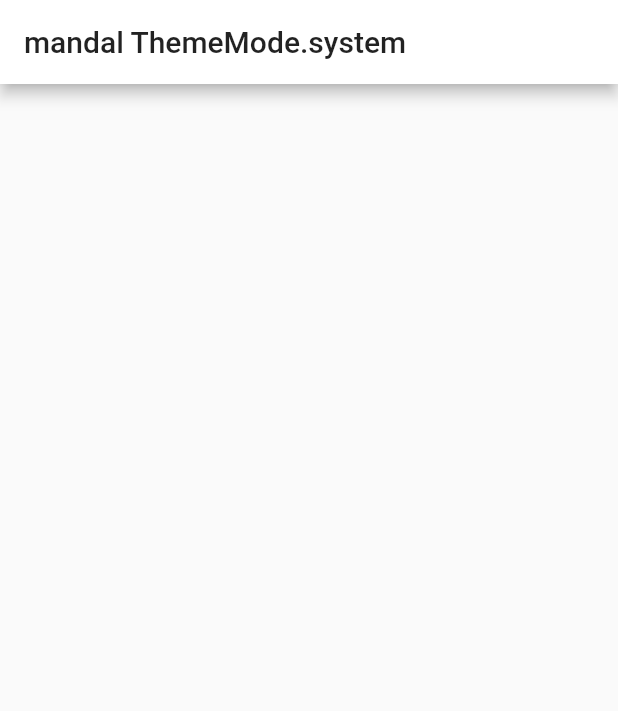
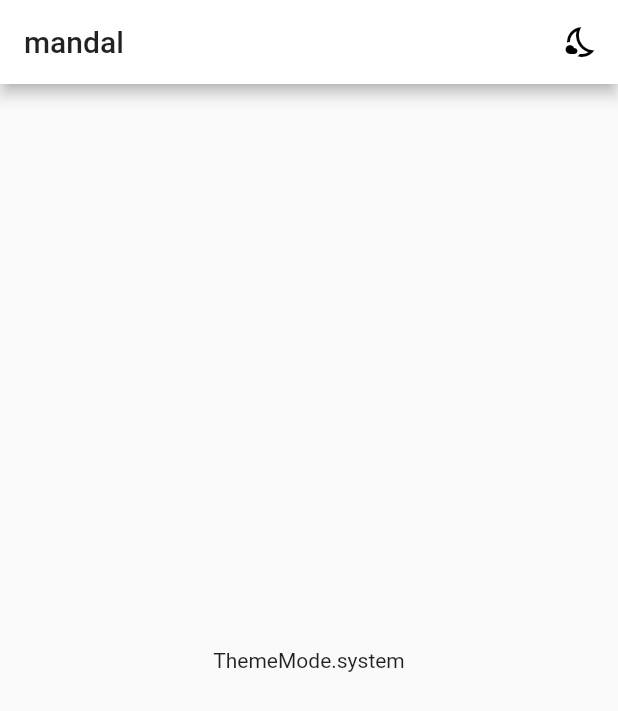
Before and after one commit to kundanm881/covid, a Flutter app: the screen it shows after launch, on a phone screen of 412 x 824 dp. Shown: the top 711 px of the screen. Run offline on Flutter 3.47's test engine with Material 2 defaults, Android fonts, the phone set to English and light mode, and no system bars.

Commit message:
theme set

```diff
--- a/lib/main.dart
+++ b/lib/main.dart
@@ -11,7 +11,7 @@ void main() => runApp(ChangeNotifierProvider<ThemeNotifier>(
 class MyApp extends StatelessWidget {
   @override
   Widget build(BuildContext context) {
-    final _themeNotifier = Provider.of<ThemeNotifier>(context);
+    // final _themeNotifier = Provider.of<ThemeNotifier>(context);
     return Consumer<ThemeNotifier>(
       builder: (context,themeNotifier,child){
         return MaterialApp(
@@ -20,8 +20,12 @@ class MyApp extends StatelessWidget {
           themeMode: themeNotifier.getTheme(),
           home: Scaffold(
             appBar: AppBar(
-              title: Text("mandal ${themeNotifier.getTheme()}"),
+              actions: [IconButton(icon: Icon(Icons.nights_stay_outlined), onPressed: (){
+                themeNotifier.setTheme(ThemeMode.light);
+              })],
+              title: Text("mandal"),
             ),
+            body: Center(child: Text("${themeNotifier.getTheme()}"),),
           ),
         );
       },
--- a/lib/services/mytheme.dart
+++ b/lib/services/mytheme.dart
@@ -13,6 +13,7 @@ class ThemeNotifier with ChangeNotifier {
     _themeData = themeMode;
     notifyListeners();
   }
+
 }
 
 final darkTheme = ThemeData(
```
